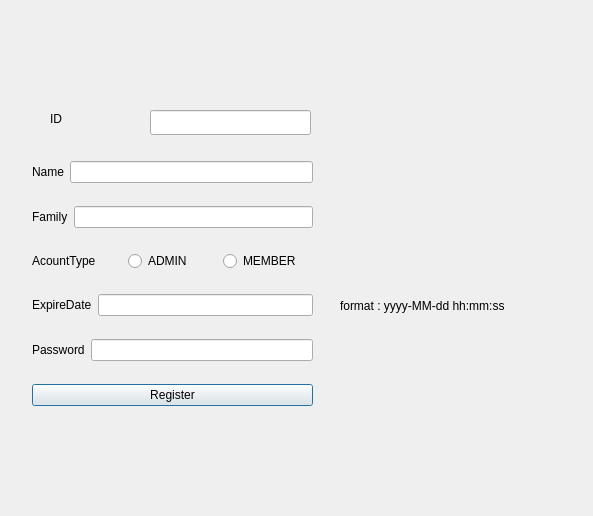
The window that Login/window_registernewaccount.ui (Nilsae/LibraryManagementSystem) describes before a commit, drawn with Qt 5.
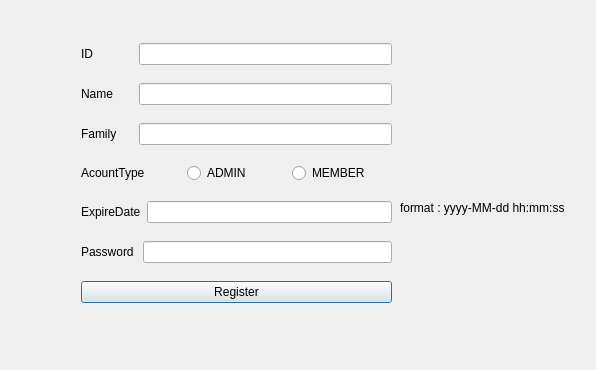
The same window after the commit.

```diff
--- a/Login/window_registernewaccount.ui
+++ b/Login/window_registernewaccount.ui
@@ -6,29 +6,56 @@
    <rect>
     <x>0</x>
     <y>0</y>
-    <width>593</width>
-    <height>516</height>
+    <width>596</width>
+    <height>370</height>
    </rect>
   </property>
   <property name="windowTitle">
    <string>Dialog</string>
   </property>
-  <widget class="QWidget" name="layoutWidget">
+  <widget class="QLabel" name="label">
    <property name="geometry">
     <rect>
-     <x>32</x>
-     <y>144</y>
-     <width>281</width>
-     <height>281</height>
+     <x>400</x>
+     <y>200</y>
+     <width>181</width>
+     <height>16</height>
+    </rect>
+   </property>
+   <property name="text">
+    <string>format : yyyy-MM-dd hh:mm:ss</string>
+   </property>
+  </widget>
+  <widget class="QWidget" name="">
+   <property name="geometry">
+    <rect>
+     <x>81</x>
+     <y>31</y>
+     <width>311</width>
+     <height>291</height>
     </rect>
    </property>
    <layout class="QVBoxLayout" name="verticalLayout">
+    <item>
+     <layout class="QHBoxLayout" name="horizontalLayout_6">
+      <item>
+       <widget class="QLabel" name="label_2">
+        <property name="text">
+         <string>ID            </string>
+        </property>
+       </widget>
+      </item>
+      <item>
+       <widget class="QLineEdit" name="lineEdit_ID"/>
+      </item>
+     </layout>
+    </item>
     <item>
      <layout class="QHBoxLayout" name="horizontalLayout">
       <item>
        <widget class="QLabel" name="label_Name">
         <property name="text">
-         <string>Name</string>
+         <string>Name      </string>
         </property>
        </widget>
       </item>
@@ -46,7 +73,7 @@
       <item>
        <widget class="QLabel" name="label_Family">
         <property name="text">
-         <string>Family</string>
+         <string>Family     </string>
         </property>
        </widget>
       </item>
@@ -99,7 +126,7 @@
       <item>
        <widget class="QLabel" name="label_Password">
         <property name="text">
-         <string>Password</string>
+         <string>Password </string>
         </property>
        </widget>
       </item>
@@ -117,42 +144,6 @@
     </item>
    </layout>
   </widget>
-  <widget class="QLabel" name="label">
-   <property name="geometry">
-    <rect>
-     <x>340</x>
-     <y>290</y>
-     <width>241</width>
-     <height>31</height>
-    </rect>
-   </property>
-   <property name="text">
-    <string>format : yyyy-MM-dd hh:mm:ss</string>
-   </property>
-  </widget>
-  <widget class="QLabel" name="label_2">
-   <property name="geometry">
-    <rect>
-     <x>50</x>
-     <y>110</y>
-     <width>67</width>
-     <height>17</height>
-    </rect>
-   </property>
-   <property name="text">
-    <string>ID</string>
-   </property>
-  </widget>
-  <widget class="QLineEdit" name="lineEdit_ID">
-   <property name="geometry">
-    <rect>
-     <x>150</x>
-     <y>110</y>
-     <width>161</width>
-     <height>25</height>
-    </rect>
-   </property>
-  </widget>
  </widget>
  <resources/>
  <connections/>
```
